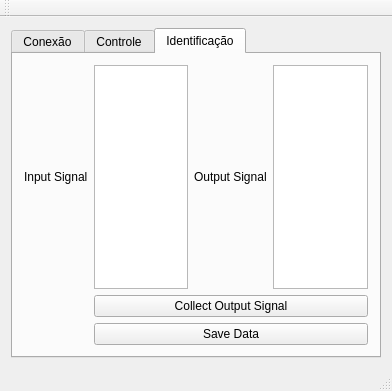
First picture: the form in mainwindow.ui, repository domingosliraneto/EletroestimulatorSoftware, before the edit.
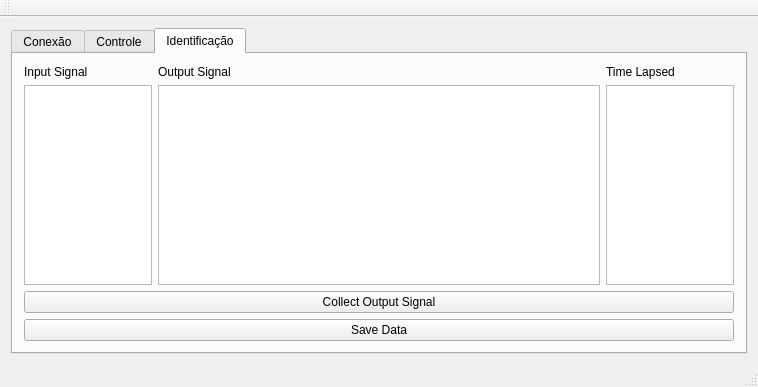
Second picture: the form after the edit.

The edit to the form file:
```diff
--- a/mainwindow.ui
+++ b/mainwindow.ui
@@ -6,8 +6,8 @@
    <rect>
     <x>0</x>
     <y>0</y>
-    <width>392</width>
-    <height>391</height>
+    <width>758</width>
+    <height>387</height>
    </rect>
   </property>
   <property name="windowTitle">
@@ -247,34 +247,51 @@
         <string>Identificação</string>
        </attribute>
        <layout class="QGridLayout" name="gridLayout_4">
-        <item row="0" column="2">
-         <widget class="QLabel" name="label_10">
+        <item row="0" column="1">
+         <widget class="QLabel" name="label_9">
           <property name="text">
            <string>Output Signal</string>
           </property>
          </widget>
         </item>
+        <item row="1" column="4">
+         <widget class="QTextEdit" name="textEdit_3"/>
+        </item>
+        <item row="0" column="4">
+         <widget class="QLabel" name="label_11">
+          <property name="text">
+           <string>Time Lapsed</string>
+          </property>
+         </widget>
+        </item>
         <item row="0" column="3">
-         <widget class="QTextEdit" name="textEdit_2"/>
+         <widget class="QLabel" name="label_10">
+          <property name="text">
+           <string>                                                                                                           </string>
+          </property>
+         </widget>
         </item>
-        <item row="0" column="1">
+        <item row="0" column="0">
+         <widget class="QLabel" name="label_12">
+          <property name="text">
+           <string>Input Signal</string>
+          </property>
+         </widget>
+        </item>
+        <item row="1" column="0">
          <widget class="QTextEdit" name="textEdit"/>
         </item>
         <item row="1" column="1" colspan="3">
+         <widget class="QTextEdit" name="textEdit_2"/>
+        </item>
+        <item row="2" column="0" colspan="5">
          <widget class="QPushButton" name="pushButton_3">
           <property name="text">
            <string>Collect Output Signal</string>
           </property>
          </widget>
         </item>
-        <item row="0" column="0">
-         <widget class="QLabel" name="label_9">
-          <property name="text">
-           <string>Input Signal</string>
-          </property>
-         </widget>
-        </item>
-        <item row="2" column="1" colspan="3">
+        <item row="3" column="0" colspan="5">
          <widget class="QPushButton" name="pushButton_4">
           <property name="text">
            <string>Save Data</string>
```
Left out of the diff: 32 changed lines with no effect on the pictures.
